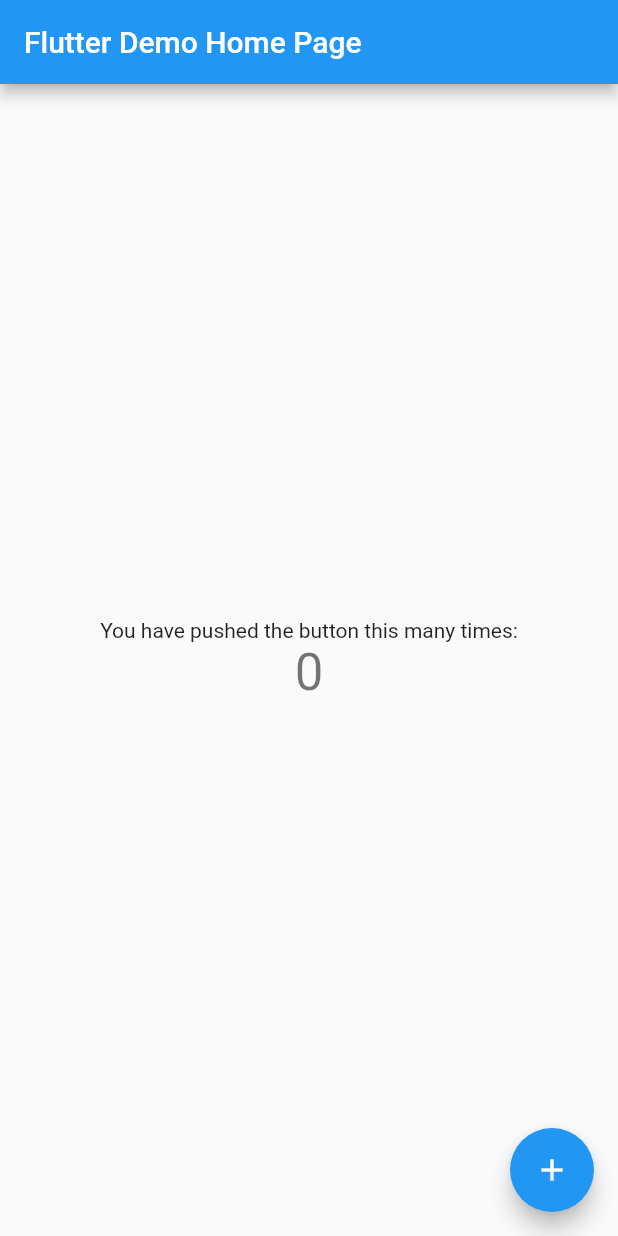
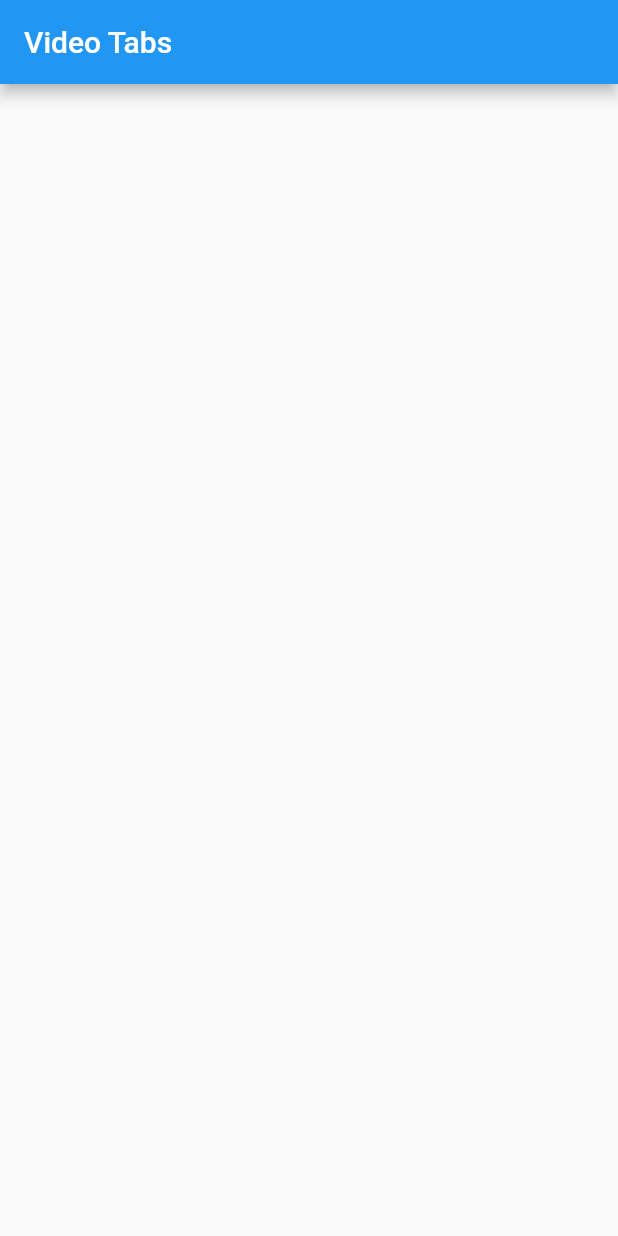
Before and after one commit to CristianCastellanos22/tabs_app, a Flutter app: the screen it shows after launch, on a phone screen of 412 x 824 dp. Run offline on Flutter 3.47's test engine with Material 2 defaults, Android fonts, the phone set to English and light mode, and no system bars.

Commit message:
- main.dart -> se elimina código creado por el ide, se declara el método main, el cual llamara a MyTabs()
- tabs.dart -> se crea este archivo, en el cual se declarara todo el código base de esta app

```diff
--- a/lib/main.dart
+++ b/lib/main.dart
@@ -1,111 +1,10 @@
 import 'package:flutter/material.dart';
+import 'package:tabs_app/src/tabs.dart';
 
-void main() => runApp(MyApp());
-
-class MyApp extends StatelessWidget {
-  // This widget is the root of your application.
-  @override
-  Widget build(BuildContext context) {
-    return MaterialApp(
-      title: 'Flutter Demo',
-      theme: ThemeData(
-        // This is the theme of your application.
-        //
-        // Try running your application with "flutter run". You'll see the
-        // application has a blue toolbar. Then, without quitting the app, try
-        // changing the primarySwatch below to Colors.green and then invoke
-        // "hot reload" (press "r" in the console where you ran "flutter run",
-        // or simply save your changes to "hot reload" in a Flutter IDE).
-        // Notice that the counter didn't reset back to zero; the application
-        // is not restarted.
-        primarySwatch: Colors.blue,
-      ),
-      home: MyHomePage(title: 'Flutter Demo Home Page'),
-    );
-  }
+void main() {
+  runApp(
+    MaterialApp(
+      home: MyTabs(),
+    )
+  );
 }
-
-class MyHomePage extends StatefulWidget {
-  MyHomePage({Key key, this.title}) : super(key: key);
-
-  // This widget is the home page of your application. It is stateful, meaning
-  // that it has a State object (defined below) that contains fields that affect
-  // how it looks.
-
-  // This class is the configuration for the state. It holds the values (in this
-  // case the title) provided by the parent (in this case the App widget) and
-  // used by the build method of the State. Fields in a Widget subclass are
-  // always marked "final".
-
-  final String title;
-
-  @override
-  _MyHomePageState createState() => _MyHomePageState();
-}
-
-class _MyHomePageState extends State<MyHomePage> {
-  int _counter = 0;
-
-  void _incrementCounter() {
-    setState(() {
-      // This call to setState tells the Flutter framework that something has
-      // changed in this State, which causes it to rerun the build method below
-      // so that the display can reflect the updated values. If we changed
-      // _counter without calling setState(), then the build method would not be
-      // called again, and so nothing would appear to happen.
-      _counter++;
-    });
-  }
-
-  @override
-  Widget build(BuildContext context) {
-    // This method is rerun every time setState is called, for instance as done
-    // by the _incrementCounter method above.
-    //
-    // The Flutter framework has been optimized to make rerunning build methods
-    // fast, so that you can just rebuild anything that needs updating rather
-    // than having to individually change instances of widgets.
-    return Scaffold(
-      appBar: AppBar(
-        // Here we take the value from the MyHomePage object that was created by
-        // the App.build method, and use it to set our appbar title.
-        title: Text(widget.title),
-      ),
-      body: Center(
-        // Center is a layout widget. It takes a single child and positions it
-        // in the middle of the parent.
-        child: Column(
-          // Column is also a layout widget. It takes a list of children and
-          // arranges them vertically. By default, it sizes itself to fit its
-          // children horizontally, and tries to be as tall as its parent.
-          //
-          // Invoke "debug painting" (press "p" in the console, choose the
-          // "Toggle Debug Paint" action from the Flutter Inspector in Android
-          // Studio, or the "Toggle Debug Paint" command in Visual Studio Code)
-          // to see the wireframe for each widget.
-          //
-          // Column has various properties to control how it sizes itself and
-          // how it positions its children. Here we use mainAxisAlignment to
-          // center the children vertically; the main axis here is the vertical
-          // axis because Columns are vertical (the cross axis would be
-          // horizontal).
-          mainAxisAlignment: MainAxisAlignment.center,
-          children: <Widget>[
-            Text(
-              'You have pushed the button this many times:',
-            ),
-            Text(
-              '$_counter',
-              style: Theme.of(context).textTheme.display1,
-            ),
-          ],
-        ),
-      ),
-      floatingActionButton: FloatingActionButton(
-        onPressed: _incrementCounter,
-        tooltip: 'Increment',
-        child: Icon(Icons.add),
-      ), // This trailing comma makes auto-formatting nicer for build methods.
-    );
-  }
-}
--- /dev/null
+++ b/lib/src/tabs.dart
@@ -0,0 +1,17 @@
+import 'package:flutter/material.dart';
+
+class MyTabs extends StatefulWidget {
+  MyTabs({Key key}) : super(key: key);
+  _MyTabsState createState() => _MyTabsState();
+}
+
+class _MyTabsState extends State<MyTabs> {
+  @override
+  Widget build(BuildContext context) {
+    return Scaffold(
+      appBar: AppBar(
+        title: Text("Video Tabs"),
+      ),
+    );
+  }
+}
```
